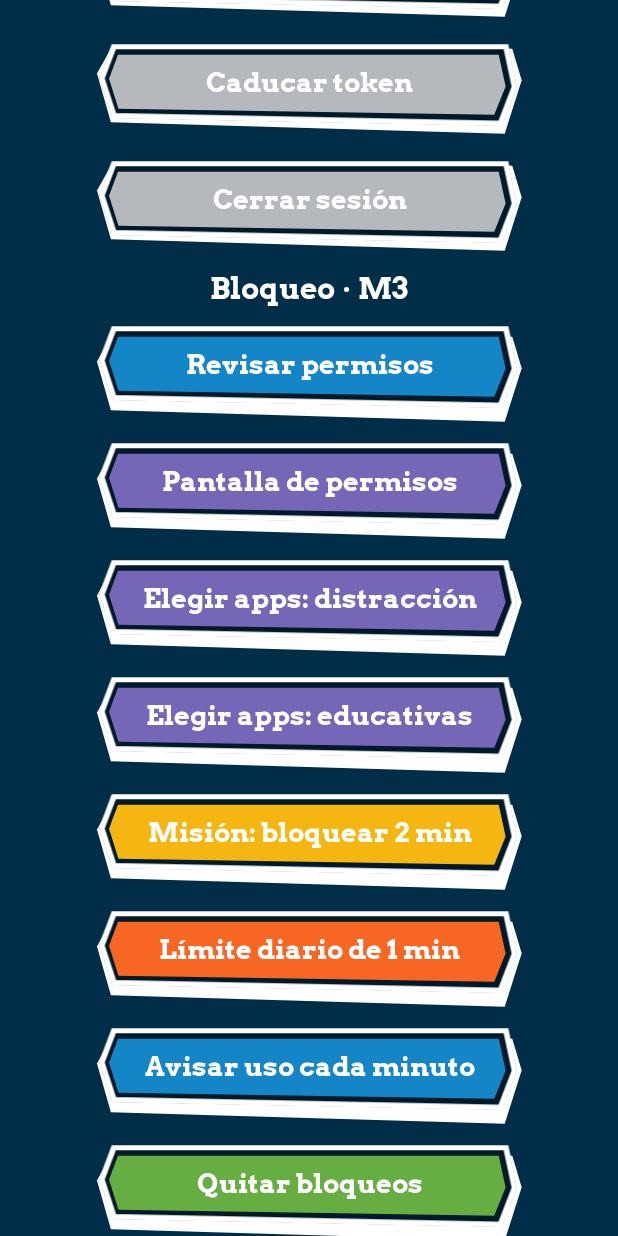
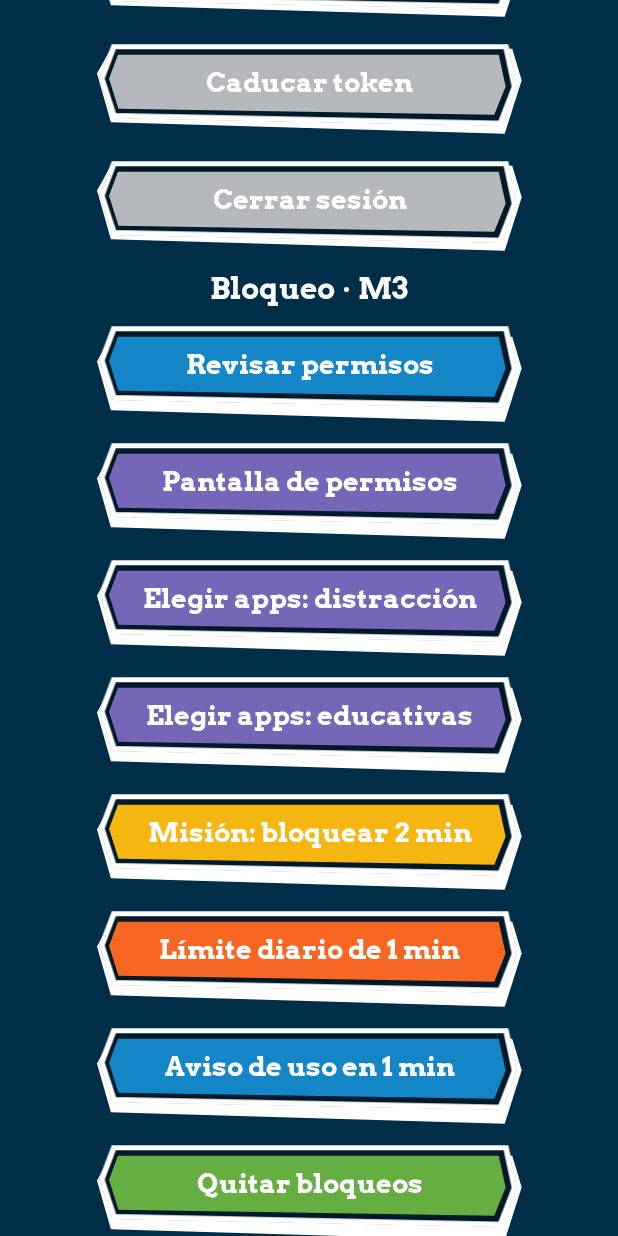
Before and after one commit to JorgeMike/Ringo-Android, an Android app built with Jetpack Compose: the LaboratorioApiScreen screen opened through its navigation route, scrolled down 576 dp, on a phone screen of 412 x 824 dp. Run offline under Robolectric (Android 15) with nearby library versions, the phone set to English and light mode, and no system bars; our stand-ins replace Dagger/Hilt's generated code.

Commit message:
Avisos de uso con los minutos reales y botón de prueba que sí avisa
Como en iOS solo se avisan los primeros 10 hitos del día, un intervalo de 1 min ya
había quedado atrás si la app se usó hoy. El botón del laboratorio ahora elige un
intervalo para que el siguiente aviso caiga 1 min después del uso actual.

Co-Authored-By: Claude Opus 5.5 <noreply@anthropic.com>

```diff
--- a/app/src/main/java/com/rudoestudio/tiempofuera/domain/bloqueo/MonitorBloqueo.kt
+++ b/app/src/main/java/com/rudoestudio/tiempofuera/domain/bloqueo/MonitorBloqueo.kt
@@ -56,7 +56,8 @@ class MonitorBloqueo @Inject constructor(
         val intervalo = HitosUso.intervalo(config) ?: return
         val hitos = minOf(segundos / intervalo, HitosUso.tope(config.tipo))
         if (hitos <= yaAvisados) return
-        val minutos = hitos * intervalo / 60
+        // Los minutos reales: si se juntaron hitos (o se llegó al tope), "hitos × intervalo" se queda corto.
+        val minutos = segundos / 60
         notificaciones.mostrar(
             id = "tracking.$grupoId.notificacion.$hitos.${LocalDate.now(reloj)}",
             titulo = HitosUso.titulo(config.tipo),
--- a/app/src/main/java/com/rudoestudio/tiempofuera/features/laboratorio/LaboratorioApiScreen.kt
+++ b/app/src/main/java/com/rudoestudio/tiempofuera/features/laboratorio/LaboratorioApiScreen.kt
@@ -110,7 +110,7 @@ fun LaboratorioApiScreen(
         BotonL(ColoresTF.Morado, "Elegir apps: educativas", alTocar = { alElegirApps(TipoGrupoApps.EDUCATIVAS) })
         BotonL(ColoresTF.Amarillo, "Misión: bloquear 2 min", alTocar = { viewModel.bloquearPorMision(2) }, habilitado = !ocupado)
         BotonL(ColoresTF.Naranja, "Límite diario de 1 min", alTocar = { viewModel.ponerLimite(1) }, habilitado = !ocupado)
-        BotonL(ColoresTF.Celeste, "Avisar uso cada minuto", alTocar = viewModel::avisarCadaMinuto, habilitado = !ocupado)
+        BotonL(ColoresTF.Celeste, "Aviso de uso en 1 min", alTocar = viewModel::avisarEnUnMinuto, habilitado = !ocupado)
         BotonL(ColoresTF.Verde, "Quitar bloqueos", alTocar = viewModel::quitarBloqueos, habilitado = !ocupado)
 
         bitacora.forEach { Text(it, style = MaterialTheme.typography.bodySmall, color = ColoresTF.Blanco, modifier = Modifier.fillMaxWidth()) }
```
Also changed, not shown: app/src/main/java/com/rudoestudio/tiempofuera/features/laboratorio/LaboratorioApiViewModel.kt (+10 -3 lines), 1 other file.
